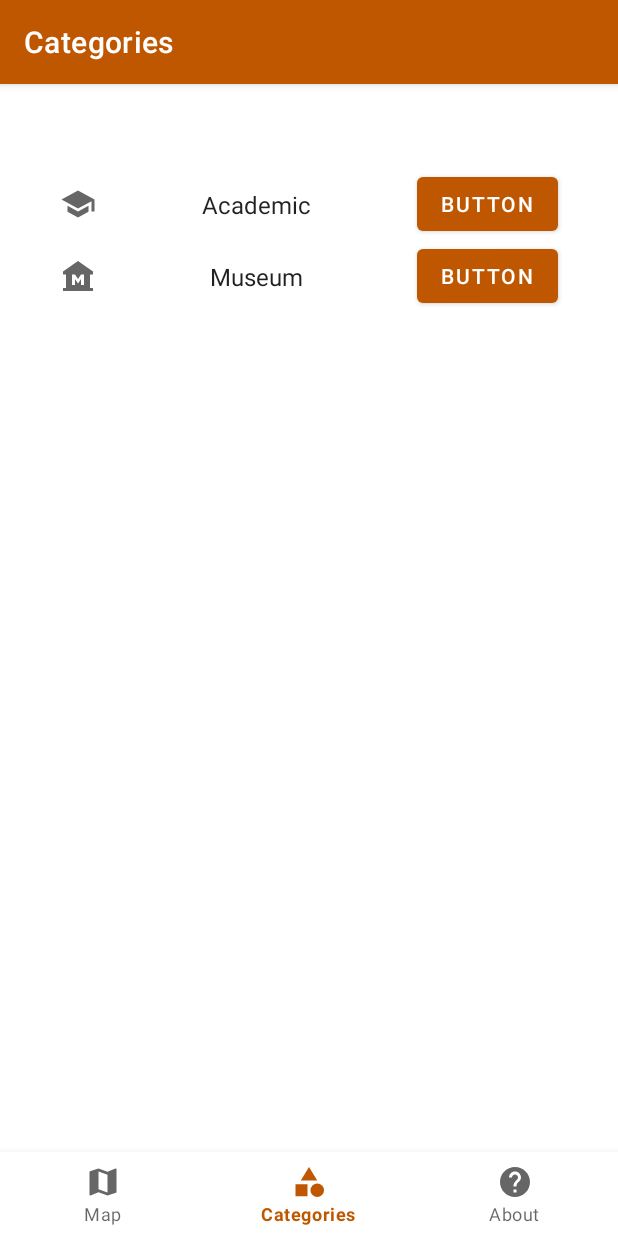
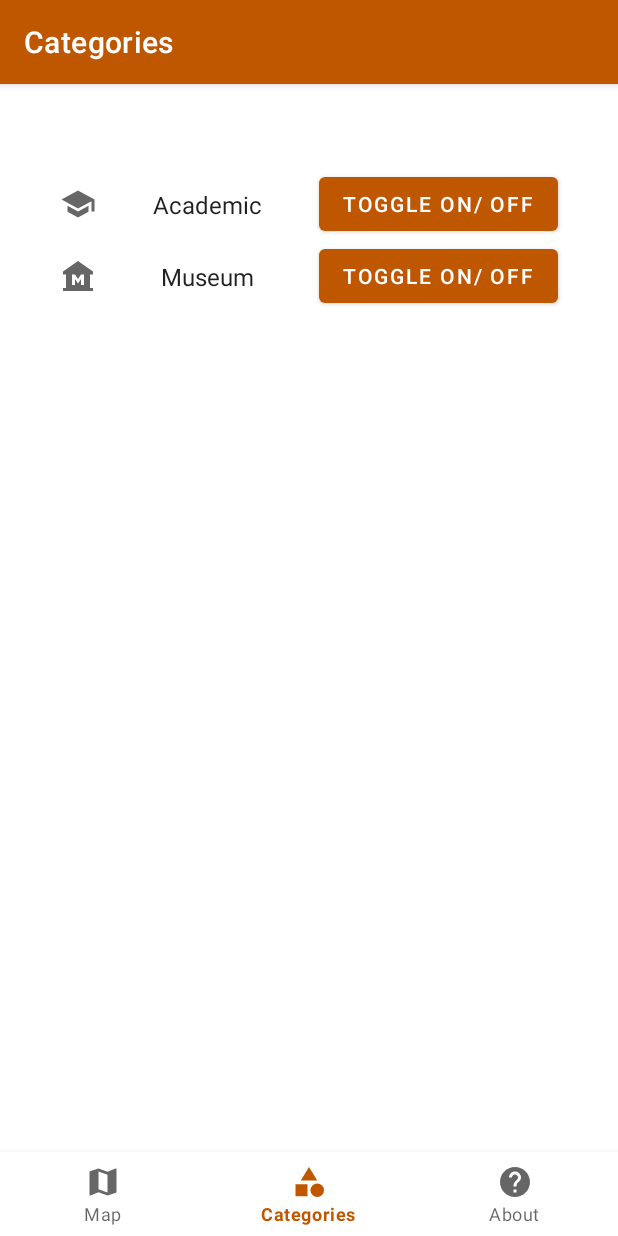
Before and after one commit to coolical/ut-map, an Android app: the screen it shows after launch (MainActivity), item 2 of the bottom bar chosen, on a phone screen of 412 x 824 dp. Run offline under Robolectric (Android 15) with nearby library versions, the phone set to English and light mode, and no system bars; our stand-ins replace navigation-ui.

Commit message:
added toggle functionality

```diff
--- a/app/src/main/java/com/example/ut_map/MainActivity.kt
+++ b/app/src/main/java/com/example/ut_map/MainActivity.kt
@@ -1,18 +1,17 @@
 package com.example.ut_map
 
 import android.os.Bundle
-import com.google.android.material.bottomnavigation.BottomNavigationView
 import androidx.appcompat.app.AppCompatActivity
 import androidx.navigation.findNavController
 import androidx.navigation.ui.AppBarConfiguration
 import androidx.navigation.ui.setupActionBarWithNavController
 import androidx.navigation.ui.setupWithNavController
 import com.example.ut_map.databinding.ActivityMainBinding
+import com.google.android.material.bottomnavigation.BottomNavigationView
 
 class MainActivity : AppCompatActivity() {
 
     private lateinit var binding: ActivityMainBinding
-
     override fun onCreate(savedInstanceState: Bundle?) {
         super.onCreate(savedInstanceState)
 
--- a/app/src/main/java/com/example/ut_map/MyCategoryRecyclerViewAdapter.kt
+++ b/app/src/main/java/com/example/ut_map/MyCategoryRecyclerViewAdapter.kt
@@ -1,13 +1,14 @@
 package com.example.ut_map
 
 import android.content.Context
-import androidx.recyclerview.widget.RecyclerView
 import android.view.LayoutInflater
 import android.view.ViewGroup
+import android.widget.Button
+import android.widget.ImageView
 import android.widget.TextView
-import android.widget.ImageView
+import androidx.recyclerview.widget.RecyclerView
+import com.example.ut_map.data.DataSource.categories
 import com.example.ut_map.databinding.FragmentItemBinding
-import com.example.ut_map.data.DataSource.categories
 import com.example.ut_map.model.Category
 
 /**
@@ -36,6 +37,15 @@ class MyCategoryRecyclerViewAdapter(
         val item = values[position]
         holder.contentView.text = item.name
         holder.imageView.setImageResource(item.imageResourceID)
+        holder.button.setOnClickListener{
+            for (category in categories){
+                if (category.name == item.name){
+                    for (location in category.list){
+                        location.visibility = !location.visibility
+                    }
+                }
+            }
+        }
     }
 
     override fun getItemCount(): Int = values.size
@@ -44,9 +54,7 @@ class MyCategoryRecyclerViewAdapter(
         //val idView: TextView = binding.itemNumber
         val contentView: TextView = binding.content
         val imageView: ImageView = binding.imageView
-        override fun toString(): String {
-            return super.toString() + " '" + contentView.text + "'"
-        }
+        val button: Button = binding.button
     }
 
 }
--- a/app/src/main/java/com/example/ut_map/model/Location.kt
+++ b/app/src/main/java/com/example/ut_map/model/Location.kt
@@ -4,5 +4,6 @@ data class Location(
     val name: String,
     val lat: Double,
     val long: Double,
-    val tags: List<String>
+    val tags: List<String>,
+    var visibility: Boolean = false
 )
--- a/app/src/main/res/layout/fragment_item.xml
+++ b/app/src/main/res/layout/fragment_item.xml
@@ -30,13 +30,13 @@
         app:layout_constraintStart_toEndOf="@id/imageView"
         app:layout_constraintTop_toTopOf="parent" />
 
-    <Button
+    <com.google.android.material.button.MaterialButton
         android:id="@+id/button"
         android:layout_width="wrap_content"
         android:layout_height="wrap_content"
         android:layout_marginEnd="24dp"
-        android:text="Button"
         app:layout_constraintBottom_toBottomOf="parent"
         app:layout_constraintEnd_toEndOf="parent"
-        app:layout_constraintTop_toTopOf="parent" />
+        app:layout_constraintTop_toTopOf="parent"
+        android:text="@string/button_text"/>
 </androidx.constraintlayout.widget.ConstraintLayout>
--- a/app/src/main/res/layout/fragment_maps.xml
+++ b/app/src/main/res/layout/fragment_maps.xml
@@ -1,8 +1,11 @@
 <?xml version="1.0" encoding="utf-8"?>
 <fragment xmlns:android="http://schemas.android.com/apk/res/android"
+    xmlns:map="http://schemas.android.com/apk/res-auto"
     xmlns:tools="http://schemas.android.com/tools"
     android:id="@+id/map"
     android:name="com.google.android.gms.maps.SupportMapFragment"
     android:layout_width="match_parent"
     android:layout_height="match_parent"
-    tools:context=".MapsFragment" />
+    tools:context=".MapsFragment"
+
+    />
--- a/app/src/main/res/values-night/themes.xml
+++ b/app/src/main/res/values-night/themes.xml
@@ -4,9 +4,9 @@
         <!-- Primary brand color. -->
         <item name="colorPrimary">@color/burnt_orange</item>
         <item name="colorPrimaryVariant">@color/orange</item>
-        <item name="colorOnPrimary">@color/black</item>
+        <item name="colorOnPrimary">@color/white</item>
         <!-- Secondary brand color. -->
-        <item name="colorSecondary">@color/dark_gray</item>
+        <item name="colorSecondary">@color/orange</item>
         <item name="colorSecondaryVariant">@color/grey</item>
         <item name="colorOnSecondary">@color/black</item>
         <!-- Status bar color. -->
--- a/app/src/main/res/values/strings.xml
+++ b/app/src/main/res/values/strings.xml
@@ -11,4 +11,5 @@
     <string name="title_categories">Categories</string>
     <string name="about_content">UT Map is a project created in CS 329E Mobile Computing course for our final project to demonstrate what is learned throughout the course. Members include Kevin Woo and Abraham Romero.</string>
     <string name="about_links">Github:\n https://github.com/coolical/ut-map//</string>
+    <string name="button_text">Toggle On/ Off</string>
 </resources>
--- a/app/src/main/res/values/themes.xml
+++ b/app/src/main/res/values/themes.xml
@@ -6,7 +6,7 @@
         <item name="colorPrimaryVariant">@color/orange</item>
         <item name="colorOnPrimary">@color/white</item>
         <!-- Secondary brand color. -->
-        <item name="colorSecondary">@color/dark_gray</item>
+        <item name="colorSecondary">@color/orange</item>
         <item name="colorSecondaryVariant">@color/grey</item>
         <item name="colorOnSecondary">@color/black</item>
         <!-- Status bar color. -->
```
Also changed, not shown: app/src/main/java/com/example/ut_map/MapsFragment.kt (+12 -10 lines).
